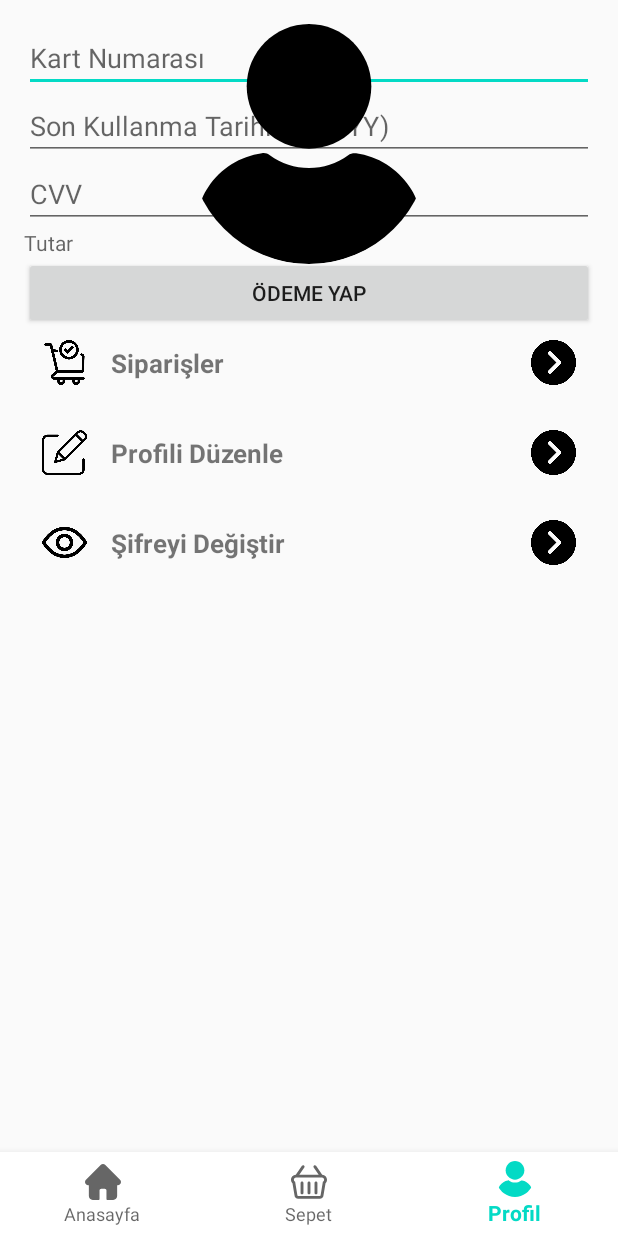
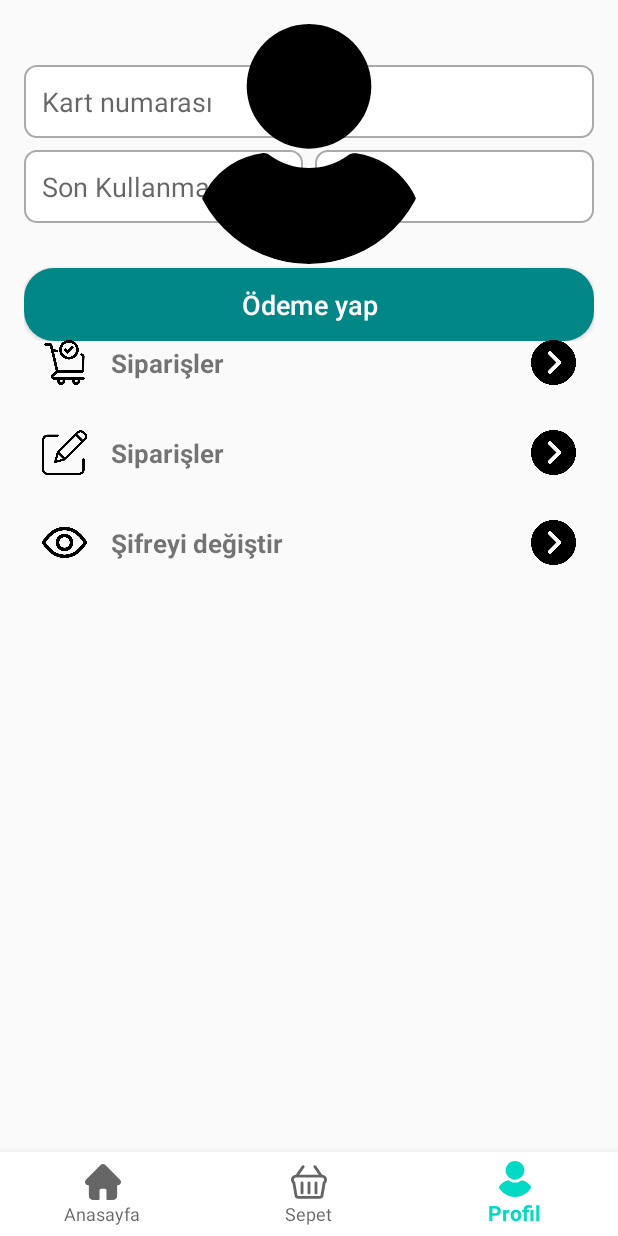
Before and after one commit to enesicmen/Initial-Code-Software-Solutions-Case, an Android app: the fragment PaymentPageFragment placed in its activity, item 3 of the bottom bar chosen, on a phone screen of 412 x 824 dp. Run offline under Robolectric (Android 15) with nearby library versions, the phone set to English and light mode, and no system bars; our stand-ins replace CircleImageView, Dagger/Hilt's generated code, Firebase (no records; nobody signed in at launch, a user with empty details on screens opened directly), navigation-ui.

Commit message:
payment page layout changed

```diff
--- a/app/src/main/res/drawable/rounded_button.xml
+++ b/app/src/main/res/drawable/rounded_button.xml
@@ -1,4 +1,5 @@
-<shape xmlns:android="http://schemas.android.com/apk/res/android"
+<shape
+    xmlns:android="http://schemas.android.com/apk/res/android"
     android:shape="rectangle">
     <solid android:color="@color/teal_700" />
     <corners android:radius="20dp" />
--- a/app/src/main/res/layout/fragment_basket.xml
+++ b/app/src/main/res/layout/fragment_basket.xml
@@ -36,7 +36,7 @@
                 <TextView
                     android:layout_width="wrap_content"
                     android:layout_height="wrap_content"
-                    android:text="Total Amount:"
+                    android:text="@string/total_amount_basket"
                     android:textColor="@color/black"
                     android:textSize="16sp"
                     android:textStyle="bold" />
@@ -61,12 +61,11 @@
                     android:textSize="10sp"
                     android:backgroundTint="@color/teal_700"
                     android:textAllCaps="false"
-                    android:text="Satın alma işlemini tamamla" />
+                    android:text="@string/complete_your_purchase" />
 
             </LinearLayout>
 
     </androidx.cardview.widget.CardView>
-
 
     <ProgressBar
         android:id="@+id/progressBar"
--- a/app/src/main/res/layout/fragment_edit_profile.xml
+++ b/app/src/main/res/layout/fragment_edit_profile.xml
@@ -1,10 +1,10 @@
 <?xml version="1.0" encoding="utf-8"?>
 <androidx.constraintlayout.widget.ConstraintLayout
     xmlns:android="http://schemas.android.com/apk/res/android"
+    xmlns:app="http://schemas.android.com/apk/res-auto"
+    xmlns:tools="http://schemas.android.com/tools"
     android:layout_width="match_parent"
-    android:layout_height="match_parent"
-    xmlns:app="http://schemas.android.com/apk/res-auto"
-    xmlns:tools="http://schemas.android.com/tools">
+    android:layout_height="match_parent">
 
     <LinearLayout
         android:layout_width="match_parent"
--- a/app/src/main/res/layout/fragment_payment.xml
+++ b/app/src/main/res/layout/fragment_payment.xml
@@ -9,51 +9,70 @@
         android:id="@+id/linearLayout"
         android:layout_width="match_parent"
         android:layout_height="wrap_content"
+        android:layout_marginBottom="497dp"
         android:orientation="vertical"
-        android:padding="16dp">
+        android:padding="16dp"
+        app:layout_constraintBottom_toBottomOf="parent"
+        app:layout_constraintEnd_toEndOf="parent"
+        app:layout_constraintStart_toStartOf="parent"
+        app:layout_constraintTop_toTopOf="parent">
 
         <EditText
-            android:id="@+id/card_number"
+            android:id="@+id/etCardNumber"
             android:layout_width="match_parent"
             android:layout_height="wrap_content"
-            android:digits="0123456789"
-            android:hint="Kart Numarası"
+            android:hint="@string/card_number"
             android:inputType="number"
-            android:maxLength="16" />
+            android:padding="12dp"
+            android:maxLength="19"
+            android:background="@drawable/rounded_edittext" />
 
-        <EditText
-            android:id="@+id/expiry_date"
+        <LinearLayout
             android:layout_width="match_parent"
             android:layout_height="wrap_content"
-            android:digits="0123456789/"
-            android:hint="Son Kullanma Tarihi (MM/YY)"
-            android:inputType="text"
-            android:maxLength="5" />
+            android:orientation="horizontal"
+            android:layout_marginTop="8dp"
+            android:weightSum="2">
 
-        <EditText
-            android:id="@+id/cvv"
+            <EditText
+                android:id="@+id/etExpiryDate"
+                android:layout_width="0dp"
+                android:layout_height="wrap_content"
+                android:layout_weight="1"
+                android:hint="@string/expiration_date"
+                android:inputType="text"
+                android:padding="12dp"
+                android:background="@drawable/rounded_edittext"
+                android:layout_marginEnd="4dp" />
+
+            <EditText
+                android:id="@+id/etCvv"
+                android:layout_width="0dp"
+                android:layout_height="wrap_content"
+                android:layout_weight="1"
+                android:maxLength="3"
+                android:hint="@string/cvv"
+                android:inputType="number"
+                android:padding="12dp"
+                android:background="@drawable/rounded_edittext"
+                android:layout_marginStart="4dp" />
+
+        </LinearLayout>
+
+        <Button
+            android:id="@+id/btnPay"
             android:layout_width="match_parent"
             android:layout_height="wrap_content"
-            android:digits="0123456789"
-            android:hint="CVV"
-            android:inputType="number"
-            android:maxLength="3" />
-
-        <TextView
-            android:id="@+id/tvTotalAmount"
-            android:layout_width="match_parent"
-            android:layout_height="wrap_content"
-            android:hint="Tutar"
-            android:inputType="numberDecimal" />
-
-        <Button
-            android:id="@+id/pay_button"
-            android:layout_width="match_parent"
-            android:layout_height="wrap_content"
-            android:text="Ödeme Yap" />
+            android:background="@drawable/rounded_button"
+            android:padding="12dp"
+            android:layout_marginTop="30dp"
+            android:text="@string/pay"
+            android:textAllCaps="false"
+            android:textColor="@android:color/white"
+            android:textSize="18sp"
+            app:layout_constraintBottom_toBottomOf="parent" />
 
     </LinearLayout>
-
 
     <ProgressBar
         android:id="@+id/progressBar"
--- a/app/src/main/res/layout/fragment_product_detail.xml
+++ b/app/src/main/res/layout/fragment_product_detail.xml
@@ -73,7 +73,7 @@
                     app:layout_constraintEnd_toEndOf="parent"
                     app:layout_constraintStart_toStartOf="parent"
                     app:layout_constraintTop_toBottomOf="@id/tvDescription"
-                    tools:text="12.0$/kg" />
+                    tools:text="12 TL" />
 
                 <TextView
                     android:id="@+id/tvDescription"
--- a/app/src/main/res/layout/fragment_profile.xml
+++ b/app/src/main/res/layout/fragment_profile.xml
@@ -41,8 +41,7 @@
                 android:id="@+id/iconOrders"
                 android:layout_width="30dp"
                 android:layout_height="30dp"
-                android:src="@drawable/order_icon"
-                android:contentDescription="Siparişler" />
+                android:src="@drawable/order_icon" />
 
             <TextView
                 android:layout_width="0dp"
@@ -50,21 +49,20 @@
                 android:layout_weight="1"
                 android:textStyle="bold"
                 android:paddingStart="16dp"
-                android:text="Siparişler"
+                android:text="@string/orders"
                 android:textSize="17sp" />
 
             <ImageView
                 android:layout_width="30dp"
                 android:layout_height="30dp"
-                android:contentDescription="Aç"
                 android:src="@drawable/arrow_icon" />
+
         </LinearLayout>
 
         <LinearLayout
             android:id="@+id/llEditProfile"
             android:layout_width="match_parent"
             android:layout_height="60dp"
-            android:background="?attr/selectableItemBackground"
             android:gravity="center_vertical"
             android:orientation="horizontal"
             android:padding="12dp">
@@ -73,9 +71,7 @@
                 android:id="@+id/iconEditProfile"
                 android:layout_width="30dp"
                 android:layout_height="30dp"
-                android:src="@drawable/edit_profile_icon"
-                android:contentDescription="Profili Düzenle"
-                 />
+                android:src="@drawable/edit_profile_icon"/>
 
             <TextView
                 android:layout_width="0dp"
@@ -83,21 +79,20 @@
                 android:layout_weight="1"
                 android:paddingStart="16dp"
                 android:textStyle="bold"
-                android:text="Profili Düzenle"
+                android:text="@string/edit_profile"
                 android:textSize="17sp" />
 
             <ImageView
                 android:layout_width="30dp"
                 android:layout_height="30dp"
-                android:contentDescription="Aç"
                 android:src="@drawable/arrow_icon" />
+
         </LinearLayout>
 
         <LinearLayout
             android:id="@+id/llEditPassword"
             android:layout_width="match_parent"
             android:layout_height="60dp"
-            android:background="?attr/selectableItemBackground"
             android:gravity="center_vertical"
             android:orientation="horizontal"
             android:padding="12dp">
@@ -106,8 +101,7 @@
                 android:id="@+id/iconChangePassword"
                 android:layout_width="30dp"
                 android:layout_height="30dp"
-                android:src="@drawable/edit_password_icon"
-                android:contentDescription="Şifreyi Değiştir" />
+                android:src="@drawable/edit_password_icon"/>
 
             <TextView
                 android:layout_width="0dp"
@@ -115,14 +109,14 @@
                 android:layout_weight="1"
                 android:textStyle="bold"
                 android:paddingStart="16dp"
-                android:text="Şifreyi Değiştir"
+                android:text="@string/change_password"
                 android:textSize="17sp" />
 
             <ImageView
                 android:layout_width="30dp"
                 android:layout_height="30dp"
-                android:contentDescription="Aç"
                 android:src="@drawable/arrow_icon" />
+
         </LinearLayout>
 
     </LinearLayout>
--- a/app/src/main/res/layout/row_basket.xml
+++ b/app/src/main/res/layout/row_basket.xml
@@ -28,10 +28,10 @@
             android:layout_height="100dp"
             android:adjustViewBounds="true"
             android:layout_centerInParent="true"
-            tools:src="@drawable/e_commerce"
             app:layout_constraintStart_toStartOf="parent"
             app:layout_constraintEnd_toEndOf="parent"
-            app:layout_constraintTop_toTopOf="parent" />
+            app:layout_constraintTop_toTopOf="parent"
+            tools:src="@drawable/e_commerce" />
 
         <TextView
             android:id="@+id/tvProductName"
@@ -128,7 +128,6 @@
                 android:text="+" />
         </LinearLayout>
 
-
     </androidx.constraintlayout.widget.ConstraintLayout>
 
 </androidx.cardview.widget.CardView>
--- a/app/src/main/res/layout/row_orders.xml
+++ b/app/src/main/res/layout/row_orders.xml
@@ -62,7 +62,6 @@
         app:layout_constraintTop_toBottomOf="@+id/tvOrderDate"
         tools:text="24/08/2023" />
 
-
 </androidx.constraintlayout.widget.ConstraintLayout>
 
 </androidx.cardview.widget.CardView>
--- a/app/src/main/res/layout/row_orders_image.xml
+++ b/app/src/main/res/layout/row_orders_image.xml
@@ -10,4 +10,5 @@
         android:layout_height="match_parent"
         android:layout_marginStart="10dp"
         android:scaleType="centerCrop" />
+
 </FrameLayout>
--- a/app/src/main/res/layout/row_products.xml
+++ b/app/src/main/res/layout/row_products.xml
@@ -56,6 +56,7 @@
             android:textColor="@android:color/holo_red_dark"
             android:textStyle="bold"
             android:paddingBottom="4dp" />
+
     </LinearLayout>
 
 </androidx.cardview.widget.CardView>
--- a/app/src/main/res/values/strings.xml
+++ b/app/src/main/res/values/strings.xml
@@ -44,11 +44,15 @@
     <string name="add_to_basket_success">Ürün sepete eklendi</string>
     <string name="order_success">Sipariş başarıyla alındı.</string>
     <string name="product_color">Ürün rengi: %1$s</string>
+    <string name="total_amount_basket">Toplam Ücret:</string>
+    <string name="complete_your_purchase">Satın alma işlemini tamamla</string>
 
     <!-- Profile -->
     <string name="logout">Çıkış yap</string>
     <string name="update">Güncelle</string>
     <string name="profile_updated_successfully">Profile güncellemesi başarılı</string>
+    <string name="orders">Siparişler</string>
+    <string name="edit_profile">Siparişler</string>
 
     <!-- Products -->
     <string name="product_name">Ürün adı: %1$s</string>
@@ -65,4 +69,10 @@
     <string name="current_password_is_incorrect">Mevcut şifre yanlış</string>
     <string name="must_be_at_least_six_characters_long">Şifre en az 6 karakter olmalıdır</string>
 
+    <!-- Payment -->
+    <string name="card_number">Kart numarası</string>
+    <string name="expiration_date">Son Kullanma Tarihi (MM/YY)</string>
+    <string name="cvv">CVV</string>
+    <string name="pay">Ödeme yap</string>
+
 </resources>
```
Also changed, not shown: app/src/main/java/com/icmen/codecase/ui/fragment/payment/PaymentPageFragment.kt (+7 -12 lines), app/src/main/res/layout/fragment_login.xml (+8 -5 lines), app/src/main/res/layout/fragment_products.xml (+7 -6 lines), app/src/main/res/layout/fragment_register.xml (+8 -8 lines).
